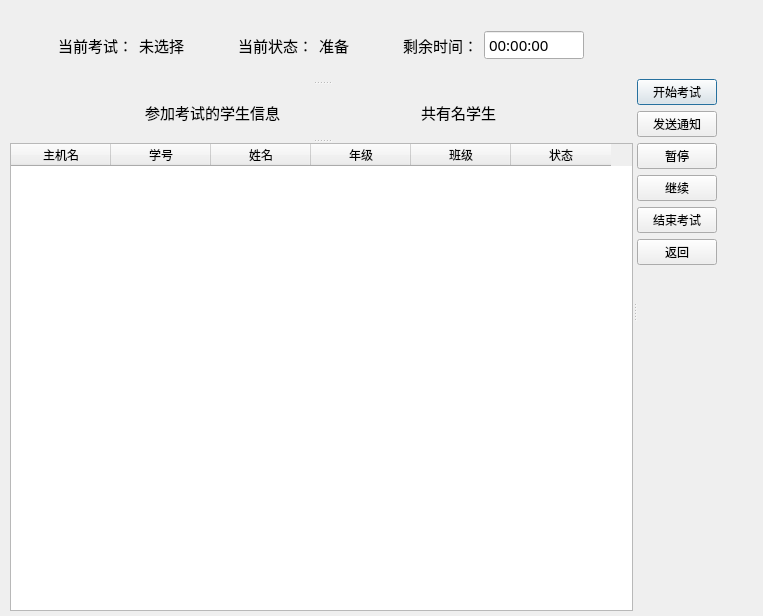
First picture: the form in server/examcontrol.ui, repository AlanForeverAi/Exams, before the edit.
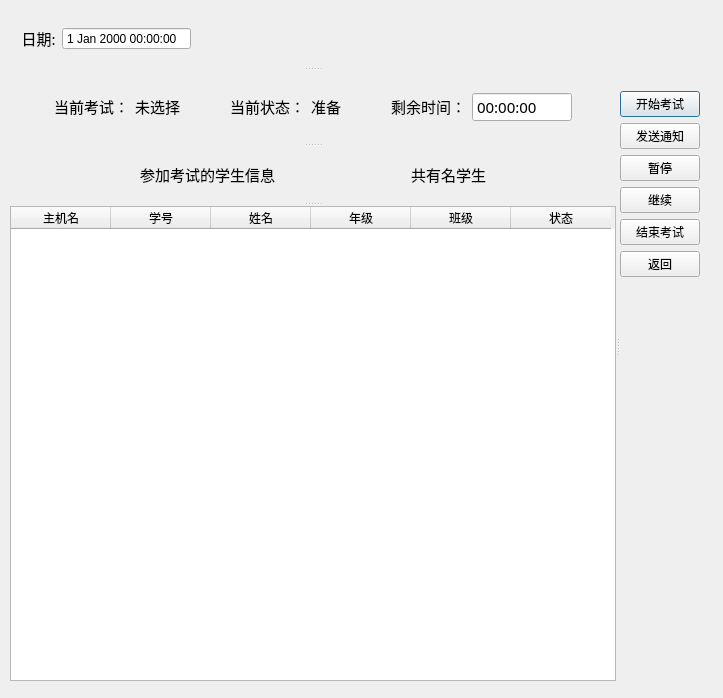
Second picture: the form after the edit.

The edit to the form file:
```diff
--- a/server/examcontrol.ui
+++ b/server/examcontrol.ui
@@ -6,8 +6,8 @@
    <rect>
     <x>0</x>
     <y>0</y>
-    <width>763</width>
-    <height>616</height>
+    <width>723</width>
+    <height>698</height>
    </rect>
   </property>
   <property name="windowTitle">
@@ -18,8 +18,8 @@
     <rect>
      <x>10</x>
      <y>10</y>
-     <width>751</width>
-     <height>601</height>
+     <width>731</width>
+     <height>671</height>
     </rect>
    </property>
    <property name="orientation">
@@ -29,6 +29,52 @@
     <property name="orientation">
      <enum>Qt::Vertical</enum>
     </property>
+    <widget class="QWidget" name="layoutWidget">
+     <layout class="QHBoxLayout" name="horizontalLayout_7">
+      <item>
+       <widget class="QLabel" name="label_date_2">
+        <property name="sizePolicy">
+         <sizepolicy hsizetype="Fixed" vsizetype="Fixed">
+          <horstretch>0</horstretch>
+          <verstretch>0</verstretch>
+         </sizepolicy>
+        </property>
+        <property name="font">
+         <font>
+          <family>微软雅黑</family>
+          <pointsize>11</pointsize>
+         </font>
+        </property>
+        <property name="text">
+         <string>   日期:</string>
+        </property>
+       </widget>
+      </item>
+      <item>
+       <widget class="QDateTimeEdit" name="dateTimeEdit_2">
+        <property name="readOnly">
+         <bool>true</bool>
+        </property>
+        <property name="buttonSymbols">
+         <enum>QAbstractSpinBox::NoButtons</enum>
+        </property>
+       </widget>
+      </item>
+      <item>
+       <spacer name="horizontalSpacer_2">
+        <property name="orientation">
+         <enum>Qt::Horizontal</enum>
+        </property>
+        <property name="sizeHint" stdset="0">
+         <size>
+          <width>40</width>
+          <height>20</height>
+         </size>
+        </property>
+       </spacer>
+      </item>
+     </layout>
+    </widget>
     <widget class="QSplitter" name="splitter">
      <property name="orientation">
       <enum>Qt::Vertical</enum>
```
